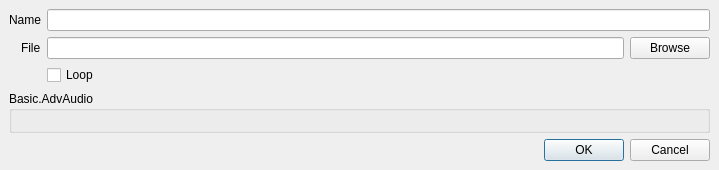
Qt form src/SoundEdit.ui (cg2121/obs-soundboard) before a commit.
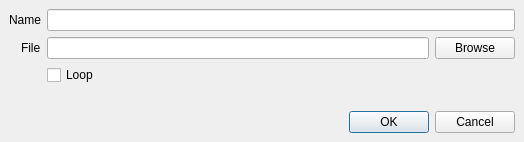
The same form after that commit.

Commit message: Remove volume controls & adv audio

```diff
--- a/src/SoundEdit.ui
+++ b/src/SoundEdit.ui
@@ -6,8 +6,8 @@
    <rect>
     <x>0</x>
     <y>0</y>
-    <width>719</width>
-    <height>170</height>
+    <width>524</width>
+    <height>142</height>
    </rect>
   </property>
   <property name="windowTitle">
@@ -136,33 +136,6 @@
      </item>
     </layout>
    </item>
-   <item>
-    <widget class="QGroupBox" name="advAudioGroupBox">
-     <property name="title">
-      <string>Basic.AdvAudio</string>
-     </property>
-     <layout class="QGridLayout" name="gridLayout">
-      <property name="leftMargin">
-       <number>0</number>
-      </property>
-      <property name="topMargin">
-       <number>0</number>
-      </property>
-      <property name="rightMargin">
-       <number>0</number>
-      </property>
-      <property name="bottomMargin">
-       <number>0</number>
-      </property>
-      <property name="spacing">
-       <number>0</number>
-      </property>
-      <item row="0" column="0">
-       <layout class="QVBoxLayout" name="advAudioLayout"/>
-      </item>
-     </layout>
-    </widget>
-   </item>
    <item>
     <widget class="QDialogButtonBox" name="buttonBox">
      <property name="minimumSize">
```
Left out of the diff: 7 changed lines with no effect on the pictures. The commit also changes 9 other files.
